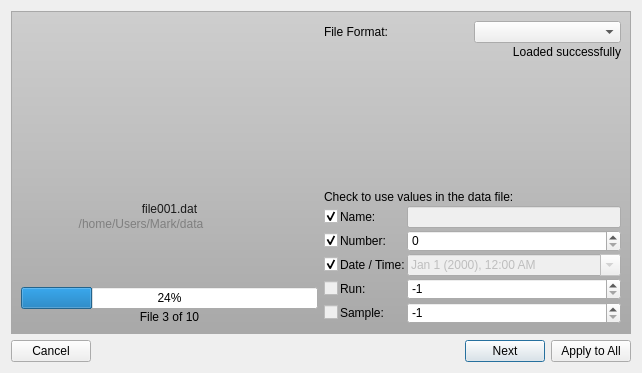
acquaman/acquaman, file source/ui/AMImportControllerWidget.ui: the form before one commit.
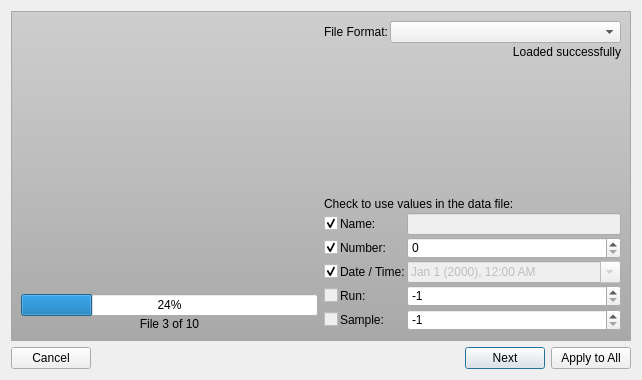
The form after the commit.

Commit message: adding AMRunExperimentTree and making changes to the AMSidebar to support a tree view of a user's data.

The edit to the form file:
```diff
--- a/source/ui/AMImportControllerWidget.ui
+++ b/source/ui/AMImportControllerWidget.ui
@@ -7,9 +7,15 @@
     <x>0</x>
     <y>0</y>
     <width>642</width>
-    <height>373</height>
+    <height>370</height>
    </rect>
   </property>
+  <property name="minimumSize">
+   <size>
+    <width>0</width>
+    <height>380</height>
+   </size>
+  </property>
   <property name="windowTitle">
    <string>Form</string>
   </property>
@@ -33,59 +39,6 @@
         <property name="spacing">
          <number>1</number>
         </property>
-        <item>
-         <widget class="QWidget" name="thumbnailContainer" native="true">
-          <property name="minimumSize">
-           <size>
-            <width>240</width>
-            <height>180</height>
-           </size>
-          </property>
-          <property name="maximumSize">
-           <size>
-            <width>240</width>
-            <height>180</height>
-           </size>
-          </property>
-         </widget>
-        </item>
-        <item>
-         <widget class="QLabel" name="filenameLabel">
-          <property name="styleSheet">
-           <string notr="true">font: bold 12pt &quot;Lucida Grande&quot;;
-color: rgb(25, 25, 25);</string>
-          </property>
-          <property name="text">
-           <string>file001.dat</string>
-          </property>
-          <property name="alignment">
-           <set>Qt::AlignCenter</set>
-          </property>
-         </widget>
-        </item>
-        <item>
-         <widget class="QLabel" name="folderLabel">
-          <property name="maximumSize">
-           <size>
-            <width>240</width>
-            <height>16777215</height>
-           </size>
-          </property>
-          <property name="styleSheet">
-           <string notr="true">font: italic 12pt &quot;Lucida Grande&quot;;
-color: rgb(127, 127, 127);</string>
-          </property>
-          <property name="text">
-           <string>/home/Users/Mark/data</string>
-          </property>
-          <property name="alignment">
-           <set>Qt::AlignCenter</set>
-          </property>
-          <property name="wordWrap">
-           <bool>true</bool>
-          </property>
-         </widget>
-        </item>
         <item>
          <spacer name="verticalSpacer_2">
           <property name="orientation">
@@ -97,7 +50,7 @@
           <property name="sizeHint" stdset="0">
            <size>
             <width>1</width>
-            <height>15</height>
+            <height>5</height>
            </size>
           </property>
          </spacer>
@@ -136,7 +89,14 @@
            </widget>
           </item>
           <item>
-           <widget class="QComboBox" name="formatComboBox"/>
+           <widget class="QComboBox" name="formatComboBox">
+            <property name="sizePolicy">
+             <sizepolicy hsizetype="MinimumExpanding" vsizetype="Fixed">
+              <horstretch>0</horstretch>
+              <verstretch>0</verstretch>
+             </sizepolicy>
+            </property>
+           </widget>
           </item>
          </layout>
         </item>
@@ -161,7 +121,7 @@
           <property name="sizeHint" stdset="0">
            <size>
             <width>2</width>
-            <height>10</height>
+            <height>5</height>
            </size>
           </property>
          </spacer>
```
Left out of the diff: 6 changed lines with no effect on the pictures. The commit also changes 21 other files.
